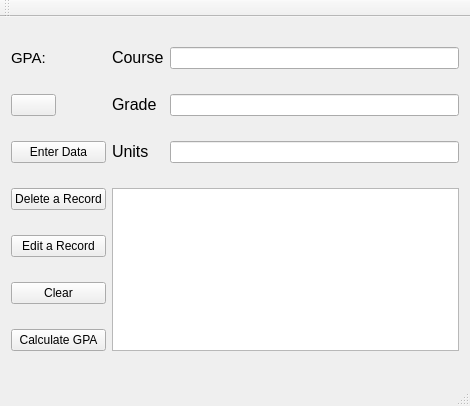
Above: mainwindow.ui from BrianLan55/gpaCalculator before the change. Below: the same form after it.
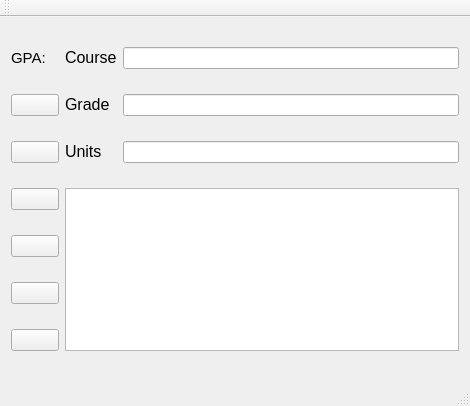
That is the form after the change. Icons and pictures are not drawn.

```diff
--- a/mainwindow.ui
+++ b/mainwindow.ui
@@ -25,7 +25,27 @@
 </string>
   </property>
   <widget class="QWidget" name="centralWidget">
+   <property name="styleSheet">
+    <string notr="true"/>
+   </property>
    <layout class="QGridLayout" name="gridLayout">
+    <item row="3" column="2" rowspan="4" colspan="2">
+     <widget class="QTableView" name="tableView_viewData">
+      <property name="styleSheet">
+       <string notr="true">QTableView
+{
+	background-color:rgb(53, 190, 170);;
+};</string>
+      </property>
+     </widget>
+    </item>
+    <item row="0" column="1">
+     <widget class="QLabel" name="label_gpa">
+      <property name="text">
+       <string/>
+      </property>
+     </widget>
+    </item>
     <item row="2" column="2">
      <widget class="QLabel" name="label_units">
       <property name="text">
@@ -44,32 +64,31 @@
      <widget class="QTableView" name="tableView_viewData"/>
     </item>
     <item row="1" column="3">
-     <widget class="QLineEdit" name="lineEdit_grade"/>
-    </item>
-    <item row="1" column="0">
-     <widget class="QPushButton" name="pushButton_refresh">
-      <property name="text">
-       <string/>
-      </property>
-      <property name="icon">
-       <iconset resource="myresources.qrc">
-        <normaloff>:/myIcons/freeIcons/refresh.png</normaloff>:/myIcons/freeIcons/refresh.png</iconset>
-      </property>
-      <property name="iconSize">
-       <size>
-        <width>50</width>
-        <height>50</height>
-       </size>
-      </property>
-      <property name="checkable">
-       <bool>false</bool>
+     <widget class="QLineEdit" name="lineEdit_grade">
+      <property name="styleSheet">
+       <string notr="true">QLineEdit
+{
+	background-color:rgb(53, 190, 170);
+};</string>
       </property>
      </widget>
     </item>
     <item row="5" column="0" colspan="2">
      <widget class="QPushButton" name="pushButton_clearFields">
+      <property name="styleSheet">
+       <string notr="true">QPushButton
+{
+	background-image:url(:/myIcons/freeIcons/clear.png);
+	background-position:center;
+	background-color:transparent;
+	background-repeat:none;
+	border-image:(:/myIcons/freeIcons/clear.png);
+	width: 60px;
+	height: 60px;
+};</string>
+      </property>
       <property name="text">
-       <string>Clear</string>
+       <string/>
       </property>
      </widget>
     </item>
@@ -82,18 +101,30 @@
     </item>
     <item row="4" column="0" colspan="2">
      <widget class="QPushButton" name="pushButton_editCourse">
+      <property name="styleSheet">
+       <string notr="true">QPushButton
+{
+	background-image:url(:/myIcons/freeIcons/edit.png);
+	background-position:center;
+	background-color:transparent;
+	background-repeat:none;
+	border-image:(:/myIcons/freeIcons/edit.png);
+	width: 70px;
+	height: 70px;
+};</string>
+      </property>
       <property name="text">
-       <string>Edit a Record</string>
+       <string/>
       </property>
      </widget>
     </item>
     <item row="2" column="3">
-     <widget class="QLineEdit" name="lineEdit_units"/>
-    </item>
-    <item row="2" column="0" colspan="2">
-     <widget class="QPushButton" name="pushButton_submitData">
-      <property name="text">
-       <string>Enter Data</string>
+     <widget class="QLineEdit" name="lineEdit_units">
+      <property name="styleSheet">
+       <string notr="true">QLineEdit
+{
+	background-color:rgb(53, 190, 170);
+};</string>
       </property>
      </widget>
     </item>
@@ -106,8 +137,20 @@
     </item>
     <item row="6" column="0" colspan="2">
      <widget class="QPushButton" name="pushButton_calculateGPA">
+      <property name="styleSheet">
+       <string notr="true">QPushButton
+{
+	background-image:url(:/myIcons/freeIcons/calculate.png);
+	background-position:center;
+	background-color:transparent;
+	background-repeat:none;
+	border-image:(:/myIcons/freeIcons/calculate.png);
+	width: 60%;
+	height: 60%;
+};</string>
+      </property>
       <property name="text">
-       <string>Calculate GPA</string>
+       <string/>
       </property>
      </widget>
     </item>
@@ -127,8 +170,67 @@
     </item>
     <item row="3" column="0" colspan="2">
      <widget class="QPushButton" name="pushButton_deleteCourse">
+      <property name="styleSheet">
+       <string notr="true">QPushButton
+{
+	background-image:url(:/myIcons/freeIcons/delete.png);
+	background-position:center;
+	background-color:transparent;
+	background-repeat:none;
+	border-image:(:/myIcons/freeIcons/delete.png);
+	width: 60px;
+	height: 60px;
+};</string>
+      </property>
       <property name="text">
-       <string>Delete a Record</string>
+       <string/>
+      </property>
+     </widget>
+    </item>
+    <item row="1" column="0" colspan="2">
+     <widget class="QPushButton" name="pushButton_refresh">
+      <property name="styleSheet">
+       <string notr="true">QPushButton
+{
+	background-image:url(:/myIcons/freeIcons/refresh.png);
+	background-position:center;
+	background-color:transparent;
+	background-repeat:none;
+	border-image:(:/myIcons/freeIcons/refresh.png);
+	width: 60px;
+	height: 60px;
+};</string>
+      </property>
+      <property name="text">
+       <string/>
+      </property>
+      <property name="iconSize">
+       <size>
+        <width>50</width>
+        <height>50</height>
+       </size>
+      </property>
+      <property name="checkable">
+       <bool>false</bool>
+      </property>
+     </widget>
+    </item>
+    <item row="2" column="0" colspan="2">
+     <widget class="QPushButton" name="pushButton_submitData">
+      <property name="styleSheet">
+       <string notr="true">QPushButton
+{
+	background-image:url(:/myIcons/freeIcons/upload.png);
+	background-position:center;
+	background-color:transparent;
+	background-repeat:none;
+	border-image:(:/myIcons/freeIcons/upload.png);
+	width: 100px;
+	height: 100px;
+};</string>
+      </property>
+      <property name="text">
+       <string/>
       </property>
      </widget>
     </item>
```
Left out of the diff: 22 changed lines with no effect on the pictures.
